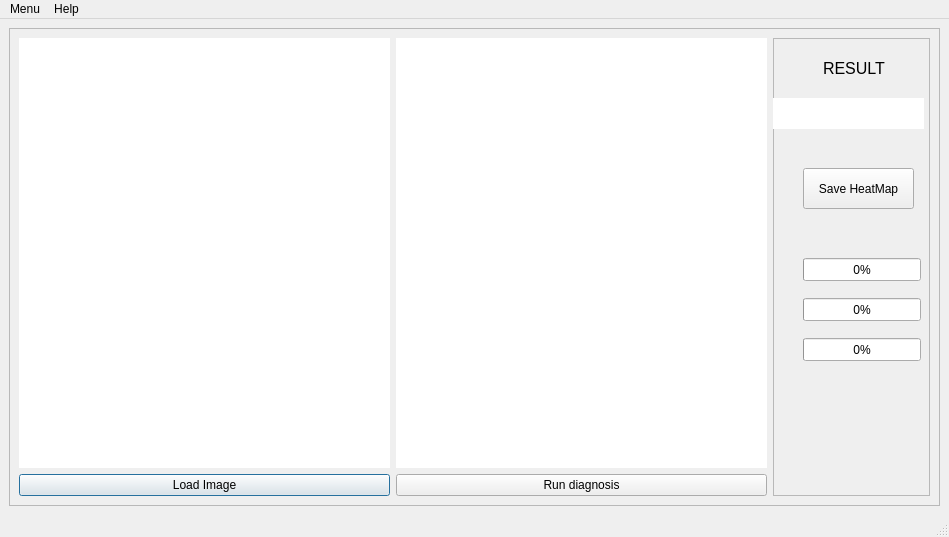
The window that scr/views/gui_designer.ui (DavidNavarroSaiz/CovidRX_Interface) describes before a commit, drawn with Qt 5.
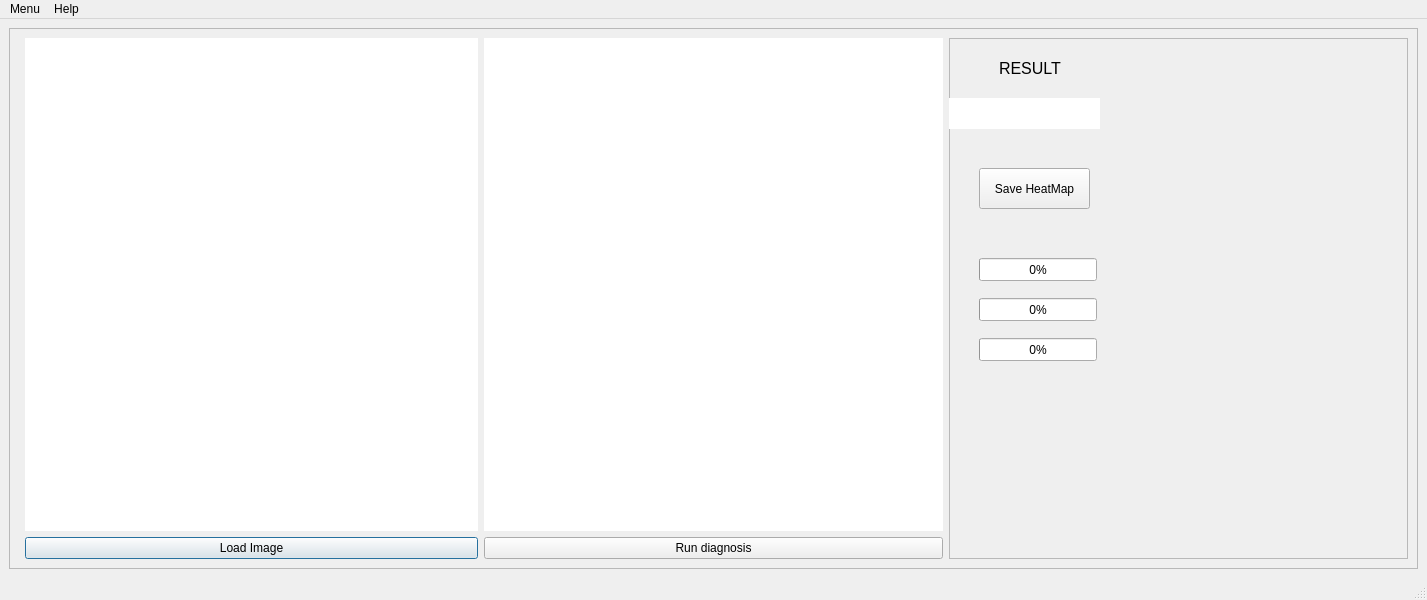
The same window after the commit.

```diff
--- a/scr/views/gui_designer.ui
+++ b/scr/views/gui_designer.ui
@@ -6,8 +6,8 @@
    <rect>
     <x>0</x>
     <y>0</y>
-    <width>949</width>
-    <height>537</height>
+    <width>1427</width>
+    <height>600</height>
    </rect>
   </property>
   <property name="windowTitle">
@@ -26,6 +26,9 @@
       <layout class="QGridLayout" name="gridLayout">
        <item row="0" column="0">
         <layout class="QVBoxLayout" name="verticalLayout_3">
+         <property name="leftMargin">
+          <number>6</number>
+         </property>
          <item>
           <widget class="QLabel" name="label_4">
            <property name="minimumSize">
@@ -232,7 +235,7 @@
     <rect>
      <x>0</x>
      <y>0</y>
-     <width>949</width>
+     <width>1427</width>
      <height>21</height>
     </rect>
    </property>
```
Left out of the diff: 54 changed lines with no effect on the pictures.
